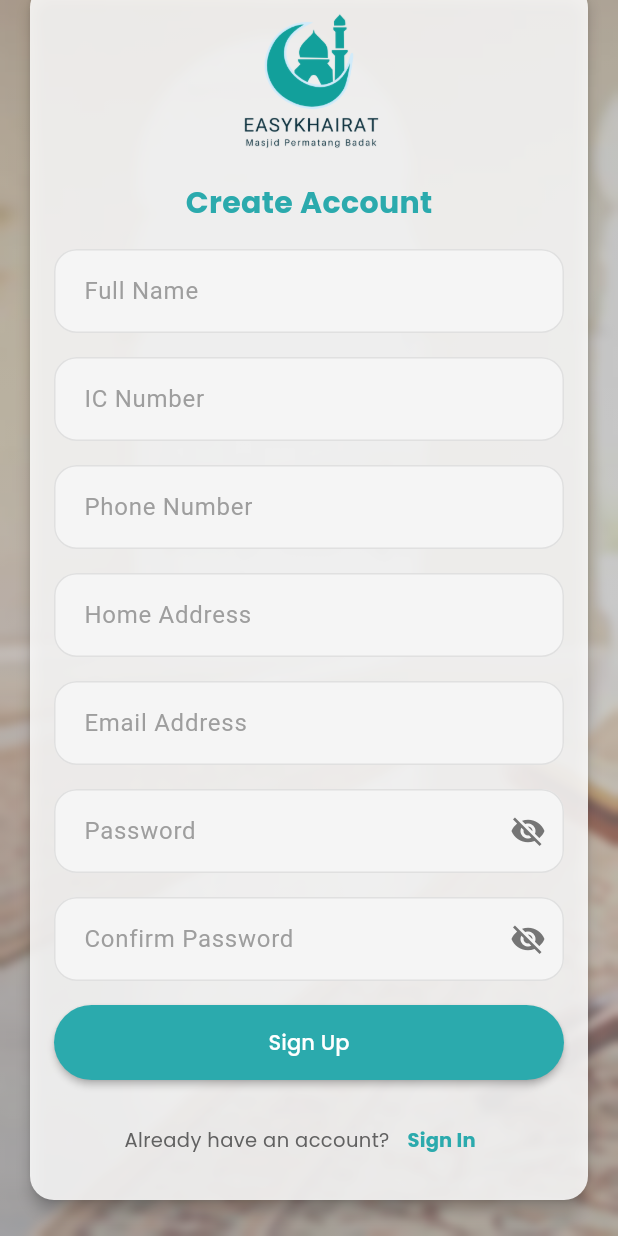
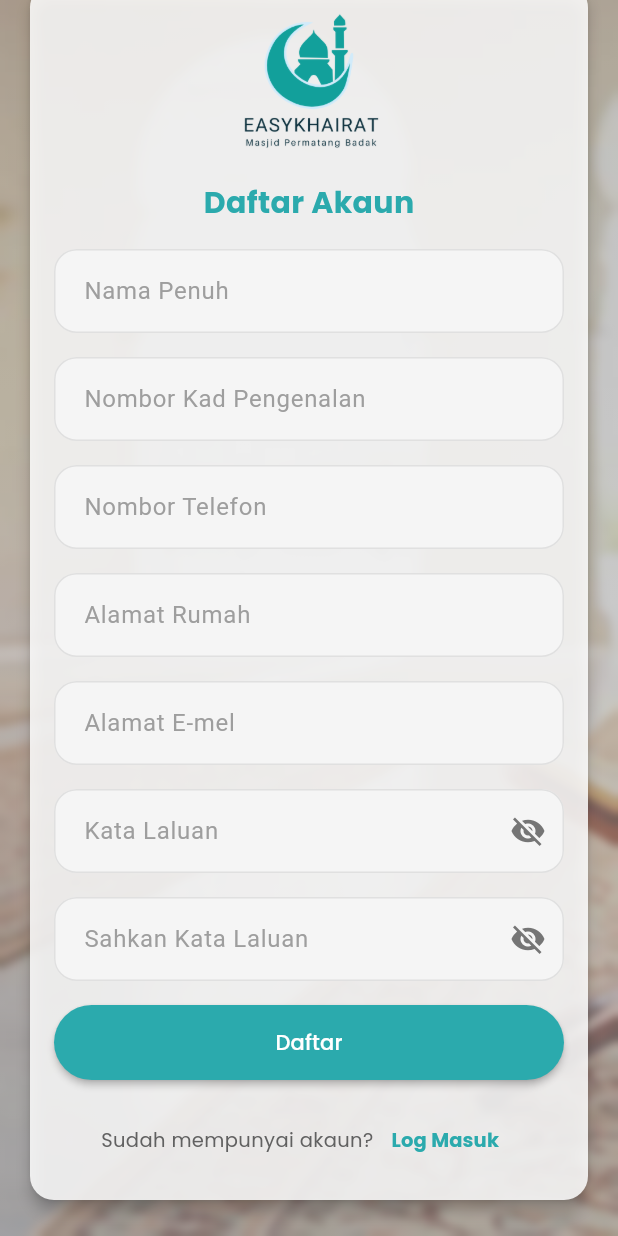
Before and after one commit to danialnbl/easykhairat, a Flutter app: the SignUpWidget screen opened directly, scrolled down 35 dp, on a phone screen of 412 x 824 dp. Run offline on Flutter 3.47's test engine with Material 3 defaults, Android fonts, the phone set to English and light mode, and no system bars; our stand-ins replace app_links, badges, fl_chart, flutter_dotenv, font_awesome_flutter, get and 8 more; missing offline and left inert: moon_design, syncfusion_flutter_xlsio, universal_html; accounts and stored records are empty.

Commit message:
up bug fixes

```diff
--- a/lib/views/auth/signIn.dart
+++ b/lib/views/auth/signIn.dart
@@ -21,6 +21,7 @@ class _SignInPageState extends State<SignInPage> {
   final FocusNode _passwordFocusNode = FocusNode();
   bool _passwordVisibility = false;
   bool _isLoading = false;
+  bool _isResendingEmail = false;
 
   @override
   void dispose() {
@@ -35,8 +36,8 @@ class _SignInPageState extends State<SignInPage> {
     if (_emailController.text.trim().isEmpty ||
         _passwordController.text.trim().isEmpty) {
       Get.snackbar(
-        'Error',
-        'Please fill in all fields',
+        'Ralat',
+        'Sila isi semua ruangan',
         snackPosition: SnackPosition.TOP,
         backgroundColor: Colors.red.withOpacity(0.8),
         colorText: Colors.white,
@@ -51,7 +52,7 @@ class _SignInPageState extends State<SignInPage> {
       await AuthService.signIn(_emailController.text, _passwordController.text);
     } catch (e) {
       Get.snackbar(
-        'Login Failed',
+        'Log Masuk Gagal',
         e.toString(),
         snackPosition: SnackPosition.TOP,
         backgroundColor: Colors.red.withOpacity(0.8),
@@ -60,6 +61,40 @@ class _SignInPageState extends State<SignInPage> {
       );
     } finally {
       if (mounted) setState(() => _isLoading = false);
+    }
+  }
+
+  Future<void> _handleResendVerification() async {
+    final email = _emailController.text.trim();
+
+    // More thorough email validation
+    if (email.isEmpty || !email.contains('@') || !email.contains('.')) {
+      Get.snackbar(
+        'Ralat',
+        'Sila masukkan alamat e-mel yang sah',
+        snackPosition: SnackPosition.TOP,
+        backgroundColor: Colors.red.withOpacity(0.8),
+        colorText: Colors.white,
+        margin: const EdgeInsets.all(10),
+      );
+      return;
+    }
+
+    setState(() => _isResendingEmail = true);
+
+    try {
+      await AuthService.resendVerificationEmail(email);
+    } catch (e) {
+      Get.snackbar(
+        'Ralat',
+        e.toString(),
+        snackPosition: SnackPosition.TOP,
+        backgroundColor: Colors.red.withOpacity(0.8),
+        colorText: Colors.white,
+        margin: const EdgeInsets.all(10),
+      );
+    } finally {
+      if (mounted) setState(() => _isResendingEmail = false);
     }
   }
 
@@ -165,8 +200,8 @@ class _SignInPageState extends State<SignInPage> {
                             _buildTextField(
                               controller: _emailController,
                               focusNode: _emailFocusNode,
-                              label: 'Email Address',
-                              hint: 'Enter your email here...',
+                              label: 'Alamat E-mel',
+                              hint: 'Masukkan e-mel anda di sini...',
                               icon: Icons.email_outlined,
                             ),
                             const SizedBox(height: 16.0),
@@ -175,8 +210,8 @@ class _SignInPageState extends State<SignInPage> {
                             _buildTextField(
                               controller: _passwordController,
                               focusNode: _passwordFocusNode,
-                              label: 'Password',
-                              hint: 'Enter your password here...',
+                              label: 'Kata Laluan',
+                              hint: 'Masukkan kata laluan anda di sini...',
                               isPassword: true,
                               icon: Icons.lock_outline,
                             ),
@@ -188,7 +223,7 @@ class _SignInPageState extends State<SignInPage> {
                             //     onPressed:
                             //         () => Get.to(() => ForgotPasswordPage()),
                             //     child: Text(
-                            //       'Forgot Password?',
+                            //       'Lupa Kata Laluan?',
                             //       style: GoogleFonts.poppins(
                             //         color: Theme.of(context).primaryColor,
                             //         fontWeight: FontWeight.w500,
@@ -225,7 +260,7 @@ class _SignInPageState extends State<SignInPage> {
                                           ),
                                         )
                                         : Text(
-                                          'Sign In',
+                                          'Log Masuk',
                                           style: GoogleFonts.poppins(
                                             fontSize: 16,
                                             fontWeight: FontWeight.w500,
@@ -234,7 +269,31 @@ class _SignInPageState extends State<SignInPage> {
                               ),
                             ),
 
-                            const SizedBox(height: 24),
+                            const SizedBox(height: 16),
+
+                            // Resend verification email button
+                            _isResendingEmail
+                                ? const Center(
+                                  child: SizedBox(
+                                    width: 24,
+                                    height: 24,
+                                    child: CircularProgressIndicator(
+                                      strokeWidth: 2,
+                                    ),
+                                  ),
+                                )
+                                : TextButton(
+                                  onPressed: _handleResendVerification,
+                                  child: Text(
+                                    'Hantar semula e-mel pengesahan',
+                                    style: GoogleFonts.poppins(
+                                      color: Theme.of(context).primaryColor,
+                                      fontWeight: FontWeight.w500,
+                                    ),
+                                  ),
+                                ),
+
+                            const SizedBox(height: 8),
 
                             // Don't have an account text
                             FittedBox(
@@ -243,7 +302,7 @@ class _SignInPageState extends State<SignInPage> {
                                 mainAxisAlignment: MainAxisAlignment.center,
                                 children: [
                                   Text(
-                                    "Don't have an account?",
+                                    "Belum mempunyai akaun?",
                                     style: GoogleFonts.poppins(
                                       color: Colors.grey[700],
                                       fontSize: isWeb ? 14 : 13,
@@ -252,7 +311,7 @@ class _SignInPageState extends State<SignInPage> {
                                   TextButton(
                                     onPressed: () => Get.to(SignUpWidget()),
                                     child: Text(
-                                      'Sign Up',
+                                      'Daftar',
                                       style: GoogleFonts.poppins(
                                         fontWeight: FontWeight.bold,
                                         color: Theme.of(context).primaryColor,
@@ -281,7 +340,7 @@ class _SignInPageState extends State<SignInPage> {
                             //       ),
                             //     ),
                             //     child: Text(
-                            //       'Continue as Guest',
+                            //       'Teruskan sebagai Tetamu',
                             //       style: GoogleFonts.poppins(
                             //         color: Colors.grey[600],
                             //         fontWeight: FontWeight.w500,
--- a/lib/views/auth/signUp.dart
+++ b/lib/views/auth/signUp.dart
@@ -5,7 +5,7 @@ import 'package:flutter/material.dart';
 import 'package:get/get.dart';
 import 'package:google_fonts/google_fonts.dart';
 import 'package:font_awesome_flutter/font_awesome_flutter.dart';
-import 'dart:ui'; // Add this import for BackdropFilter
+import 'dart:ui';
 
 class SignUpWidget extends StatefulWidget {
   const SignUpWidget({super.key});
@@ -68,8 +68,8 @@ class _SignUpWidgetState extends State<SignUpWidget> {
       Get.to(() => SignInPage());
 
       Get.snackbar(
-        'Success',
-        'Account created successfully',
+        'Berjaya',
+        'Akaun berjaya didaftarkan',
         snackPosition: SnackPosition.TOP,
         backgroundColor: Colors.green.withOpacity(0.8),
         colorText: Colors.white,
@@ -77,7 +77,7 @@ class _SignUpWidgetState extends State<SignUpWidget> {
       );
     } catch (e) {
       Get.snackbar(
-        'Signup Failed',
+        'Pendaftaran Gagal',
         e.toString(),
         snackPosition: SnackPosition.TOP,
         backgroundColor: Colors.red.withOpacity(0.8),
@@ -173,7 +173,7 @@ class _SignUpWidgetState extends State<SignUpWidget> {
                             ),
                             const SizedBox(height: 16),
                             Text(
-                              'Create Account',
+                              'Daftar Akaun',
                               style: GoogleFonts.poppins(
                                 fontSize: isWeb ? 24 : 20,
                                 fontWeight: FontWeight.bold,
@@ -217,7 +217,7 @@ class _SignUpWidgetState extends State<SignUpWidget> {
                                           ),
                                         )
                                         : Text(
-                                          'Sign Up',
+                                          'Daftar',
                                           style: GoogleFonts.poppins(
                                             fontSize: isWeb ? 16 : 14,
                                             fontWeight: FontWeight.w500,
@@ -235,7 +235,7 @@ class _SignUpWidgetState extends State<SignUpWidget> {
                                 mainAxisAlignment: MainAxisAlignment.center,
                                 children: [
                                   Text(
-                                    'Already have an account?',
+                                    'Sudah mempunyai akaun?',
                                     style: GoogleFonts.poppins(
                                       color: Colors.grey[700],
                                       fontSize: isWeb ? 14 : 13,
@@ -244,7 +244,7 @@ class _SignUpWidgetState extends State<SignUpWidget> {
                                   TextButton(
                                     onPressed: () => Get.to(SignInPage()),
                                     child: Text(
-                                      'Sign In',
+                                      'Log Masuk',
                                       style: GoogleFonts.poppins(
                                         fontWeight: FontWeight.bold,
                                         color: Theme.of(context).primaryColor,
@@ -281,7 +281,7 @@ class _SignUpWidgetState extends State<SignUpWidget> {
               children: [
                 Expanded(
                   child: _buildValidatedField(
-                    'Full Name',
+                    'Nama Penuh',
                     _nameController,
                     TextInputType.name,
                   ),
@@ -289,7 +289,7 @@ class _SignUpWidgetState extends State<SignUpWidget> {
                 const SizedBox(width: 16),
                 Expanded(
                   child: _buildValidatedField(
-                    'IC Number',
+                    'Nombor Kad Pengenalan',
                     _icController,
                     TextInputType.text,
                   ),
@@ -302,7 +302,7 @@ class _SignUpWidgetState extends State<SignUpWidget> {
               children: [
                 Expanded(
                   child: _buildValidatedField(
-                    'Phone Number',
+                    'Nombor Telefon',
                     _phoneController,
                     TextInputType.phone,
                   ),
@@ -310,7 +310,7 @@ class _SignUpWidgetState extends State<SignUpWidget> {
                 const SizedBox(width: 16),
                 Expanded(
                   child: _buildValidatedField(
-                    'Email Address',
+                    'Alamat E-mel',
                     _emailController,
                     TextInputType.emailAddress,
                   ),
@@ -319,7 +319,7 @@ class _SignUpWidgetState extends State<SignUpWidget> {
             ),
             const SizedBox(height: 16),
             _buildValidatedField(
-              'Home Address',
+              'Alamat Rumah',
               _addressController,
               TextInputType.streetAddress,
             ),
@@ -329,7 +329,7 @@ class _SignUpWidgetState extends State<SignUpWidget> {
               children: [
                 Expanded(
                   child: _buildPasswordField(
-                    'Password',
+                    'Kata Laluan',
                     _passwordController,
                     _passwordVisibility,
                     () => setState(
@@ -340,7 +340,7 @@ class _SignUpWidgetState extends State<SignUpWidget> {
                 const SizedBox(width: 16),
                 Expanded(
                   child: _buildPasswordField(
-                    'Confirm Password',
+                    'Sahkan Kata Laluan',
                     _confirmPasswordController,
                     _confirmPasswordVisibility,
                     () => setState(
@@ -361,37 +361,41 @@ class _SignUpWidgetState extends State<SignUpWidget> {
   Widget _buildMobileFormLayout() {
     return Column(
       children: [
-        _buildValidatedField('Full Name', _nameController, TextInputType.name),
-        const SizedBox(height: 16),
-        _buildValidatedField('IC Number', _icController, TextInputType.text),
+        _buildValidatedField('Nama Penuh', _nameController, TextInputType.name),
         const SizedBox(height: 16),
         _buildValidatedField(
-          'Phone Number',
+          'Nombor Kad Pengenalan',
+          _icController,
+          TextInputType.text,
+        ),
+        const SizedBox(height: 16),
+        _buildValidatedField(
+          'Nombor Telefon',
           _phoneController,
           TextInputType.phone,
         ),
         const SizedBox(height: 16),
         _buildValidatedField(
-          'Home Address',
+          'Alamat Rumah',
           _addressController,
           TextInputType.streetAddress,
         ),
         const SizedBox(height: 16),
         _buildValidatedField(
-          'Email Address',
+          'Alamat E-mel',
           _emailController,
           TextInputType.emailAddress,
         ),
         const SizedBox(height: 16),
         _buildPasswordField(
-          'Password',
+          'Kata Laluan',
           _passwordController,
           _passwordVisibility,
           () => setState(() => _passwordVisibility = !_passwordVisibility),
         ),
         const SizedBox(height: 16),
         _buildPasswordField(
-          'Confirm Password',
+          'Sahkan Kata Laluan',
           _confirmPasswordController,
           _confirmPasswordVisibility,
           () => setState(
@@ -434,13 +438,13 @@ class _SignUpWidgetState extends State<SignUpWidget> {
       ),
       validator: (value) {
         if (value == null || value.trim().isEmpty) {
-          return '$label is required';
+          return '$label diperlukan';
         }
-        if (label == 'Email Address' && !GetUtils.isEmail(value)) {
-          return 'Please enter a valid email address';
+        if (label == 'Alamat E-mel' && !GetUtils.isEmail(value)) {
+          return 'Sila masukkan alamat e-mel yang sah';
         }
-        if (label == 'Phone Number' && !GetUtils.isPhoneNumber(value)) {
-          return 'Please enter a valid phone number';
+        if (label == 'Nombor Telefon' && !GetUtils.isPhoneNumber(value)) {
+          return 'Sila masukkan nombor telefon yang sah';
         }
         return null;
       },
@@ -487,13 +491,14 @@ class _SignUpWidgetState extends State<SignUpWidget> {
       ),
       validator: (value) {
         if (value == null || value.trim().isEmpty) {
-          return '$label is required';
+          return '$label diperlukan';
         }
         if (value.length < 6) {
-          return 'Password should be at least 6 characters';
+          return 'Kata laluan mestilah sekurang-kurangnya 6 aksara';
         }
-        if (label == 'Confirm Password' && value != _passwordController.text) {
-          return 'Passwords do not match';
+        if (label == 'Sahkan Kata Laluan' &&
+            value != _passwordController.text) {
+          return 'Kata laluan tidak sepadan';
         }
         return null;
       },
--- a/lib/views/user/create_tuntutan.dart
+++ b/lib/views/user/create_tuntutan.dart
@@ -219,7 +219,7 @@ class _CreateTuntutanPageState extends State<CreateTuntutanPage> {
       if (createdClaim != null) {
         _createdClaim = createdClaim;
         setState(() {
-          _currentStep = 3; // Move to claim line items
+          _currentStep = 2; // Move to claim line items
         });
 
         Get.snackbar(
```
Also changed, not shown: lib/controllers/auth_controller.dart (+27 -1 lines).
